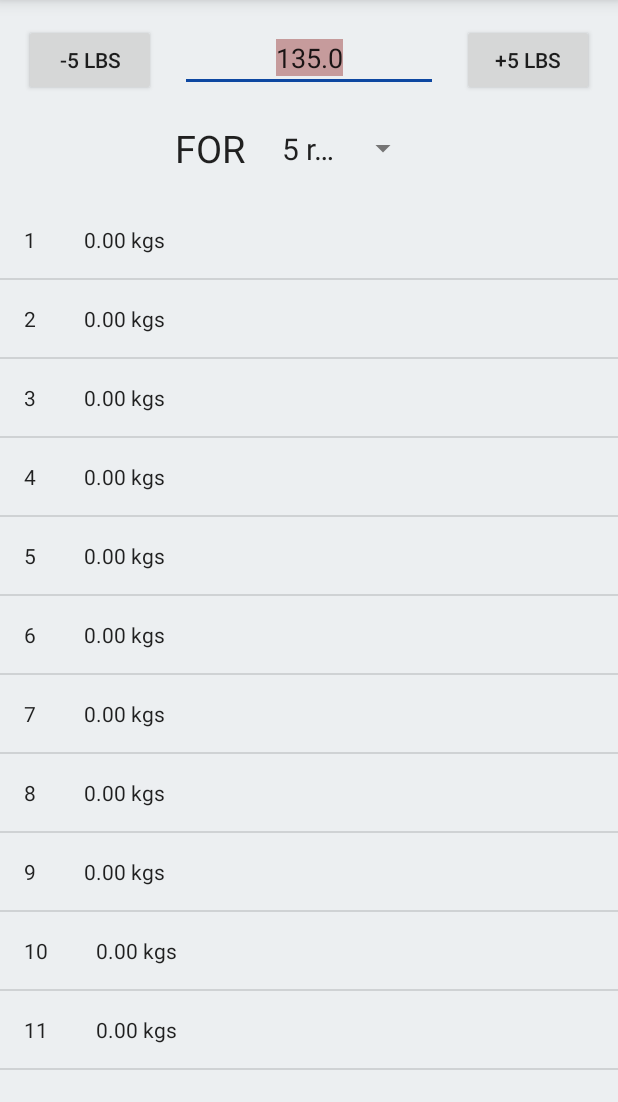
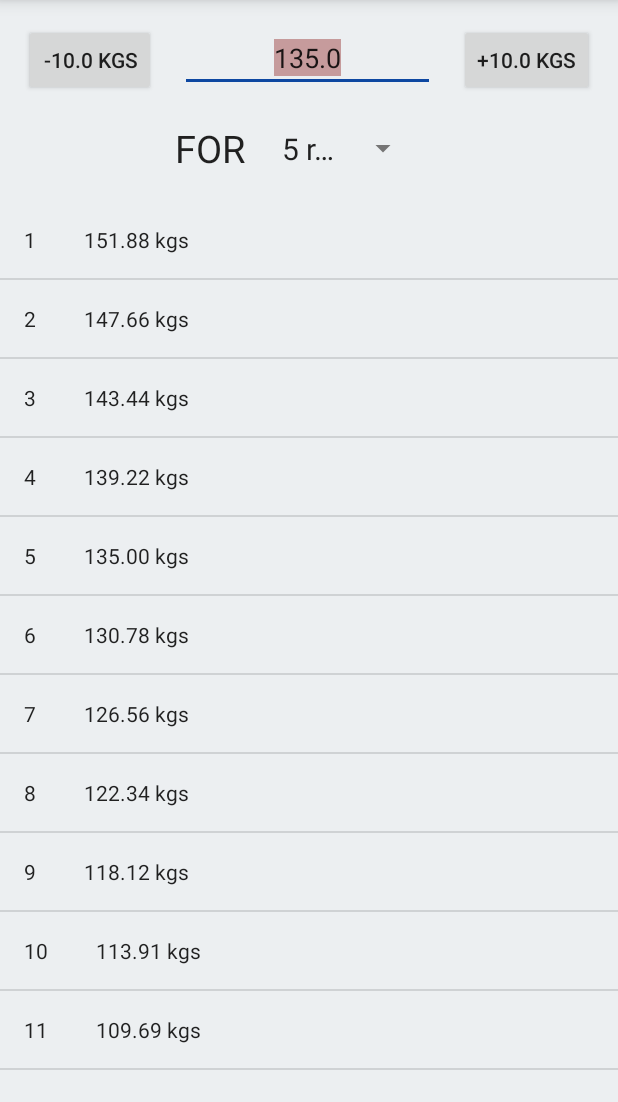
Before and after one commit to btnewton/RepCheck, an Android app: the screen it shows after launch (MainActivity), on a phone screen of 412 x 824 dp, the part 84-1186 px from its top. Run offline under Robolectric (Android 15) with nearby library versions, the phone set to English and light mode, and no system bars; our stand-ins replace AdMob.

Commit message:
Fixed some of the redundant calls to calculate reps Fixed syntax error for Epley formula Fixed OneRepMax bug were max was never assigned so calculation always equalled 0 "Optimized" max calculation by not running calculation if reps=1

```diff
--- a/app/src/main/java/com/example/brandt/repcheck/activities/MaxRepFragment.java
+++ b/app/src/main/java/com/example/brandt/repcheck/activities/MaxRepFragment.java
@@ -34,6 +34,8 @@
 import com.example.brandt.repcheck.models.SetSlot;
 import com.example.brandt.repcheck.models.Unit;
 import com.example.brandt.repcheck.models.calculations.FormulaWrapper;
+import com.example.brandt.repcheck.models.calculations.formulas.BrzyckiFormula;
+import com.example.brandt.repcheck.models.calculations.formulas.OneRepMaxFormula;
 import com.example.brandt.repcheck.models.increments.IncrementFactory;
 import com.example.brandt.repcheck.models.increments.IncrementSet;
 import com.example.brandt.repcheck.util.adapters.StandardRowListAdapter;
@@ -78,11 +80,9 @@
 
         formulaWrapper = new FormulaWrapper(setSlot, getResources().getInteger(R.integer.max_reps));
 
-        SharedPreferences sharedPreferences = PreferenceManager.getDefaultSharedPreferences(getActivity());
-        loadPreferences(sharedPreferences);
-
         formulaWrapper.addObserver(this);
     }
+
 
     @Override
     public void onResume() {
@@ -98,11 +98,23 @@
         SharedPreferences sharedPreferences = PreferenceManager.getDefaultSharedPreferences(getActivity());
         sharedPreferences.registerOnSharedPreferenceChangeListener(listener);
 
-        formulaWrapper.calculateSets();
+        loadPreferences(sharedPreferences);
     }
 
     private void loadPreferences(SharedPreferences sharedPreferences) {
         String unitType = sharedPreferences.getString(getString(R.string.pref_units_key), getString(R.string.pref_units_metric));
+
+        String formulaName = sharedPreferences.getString(getString(R.string.pref_formula_key), getString(R.string.brzycki_formula_value));
+
+        OneRepMaxFormula oneRepMaxFormula;
+
+        try {
+            oneRepMaxFormula = (OneRepMaxFormula) Class.forName("com.example.brandt.repcheck.models.calculations.formulas." + formulaName).getConstructor().newInstance();
+        } catch (Exception e) {
+            oneRepMaxFormula = new BrzyckiFormula();
+        }
+
+        formulaWrapper.setFormula(oneRepMaxFormula);
 
         unit = Unit.newUnitByString(unitType, getActivity());
         formulaWrapper.setUnit(unit);
--- a/app/src/main/java/com/example/brandt/repcheck/models/calculations/FormulaWrapper.java
+++ b/app/src/main/java/com/example/brandt/repcheck/models/calculations/FormulaWrapper.java
@@ -4,10 +4,13 @@
 import com.example.brandt.repcheck.models.Unit;
 import com.example.brandt.repcheck.models.calculations.formulas.BrzyckiFormula;
 import com.example.brandt.repcheck.models.calculations.formulas.OneRepMaxFormula;
+import com.example.brandt.repcheck.util.adapters.IStandardRowItem;
 import com.example.brandt.repcheck.util.adapters.StandardRowItem;
 
 import java.text.DecimalFormat;
 import java.text.NumberFormat;
+import java.util.ArrayList;
+import java.util.List;
 import java.util.Observable;
 
 /**
@@ -18,19 +21,24 @@
     private int reps;
     private double weight;
     private Unit unit;
-    private StandardRowItem[] weightHolders;
+    private List<IStandardRowItem> weightHolders;
     private OneRepMaxFormula oneRepMaxFormula;
+    private final int MAX_REPS;
 
     public FormulaWrapper(SetSlot setSlot, int setRange) {
         this.reps = setSlot.getReps();
         this.weight = setSlot.getWeight();
         unit = Unit.ImperialUnit();
-        weightHolders = new StandardRowItem[setRange];
+        weightHolders = new ArrayList<>(setRange);
+        MAX_REPS = setRange;
         oneRepMaxFormula = new BrzyckiFormula();
     }
 
     public void setFormula(OneRepMaxFormula oneRepMaxFormula) {
-        this.oneRepMaxFormula = oneRepMaxFormula;
+        if (this.oneRepMaxFormula != oneRepMaxFormula) {
+            this.oneRepMaxFormula = oneRepMaxFormula;
+            calculateSets();
+        }
     }
 
     public void update(SetSlot setSlot) {
@@ -60,10 +68,12 @@
 
         oneRepMaxFormula.update(reps, weight);
 
-        for (int i = 0; i < weightHolders.length; i++) {
+        weightHolders = new ArrayList<>(MAX_REPS);
+
+        for (int i = 0; i < MAX_REPS; i++) {
             int reps = i + 1;
             double weight = oneRepMaxFormula.getWeightWeightForReps(reps);
-            weightHolders[i] = new StandardRowItem(0, Integer.toString(reps), formatter.format(weight) + " " + unit.getUnit() + ((weight != 1)? "s" : ""));
+            weightHolders.add(new StandardRowItem(0, Integer.toString(reps), formatter.format(weight) + " " + unit.getUnit() + ((weight != 1) ? "s" : "")));
         }
 
         setChanged();
@@ -74,7 +84,7 @@
         return new DecimalFormat("#0.00");
     }
 
-    public StandardRowItem[] getSets() {
+    public List<IStandardRowItem> getSets() {
         return weightHolders;
     }
 
@@ -86,9 +96,10 @@
         return reps;
     }
 
-
     public void setUnit(Unit unit) {
-        this.unit = unit;
-        calculateSets();
+        if ( ! this.unit.getUnit().equals(unit.getUnit())) {
+            this.unit = unit;
+            calculateSets();
+        }
     }
 }
--- a/app/src/main/java/com/example/brandt/repcheck/models/calculations/formulas/EpleyFormula.java
+++ b/app/src/main/java/com/example/brandt/repcheck/models/calculations/formulas/EpleyFormula.java
@@ -5,15 +5,14 @@
  */
 public class EpleyFormula extends OneRepMaxFormula {
 
-
     @Override
     protected double calculateMax(int reps, double weight) {
-        return weight * (1 + reps / 30);
+        return weight * (1 + (reps / 30));
     }
 
     @Override
     protected double calculateWeightForRep(int reps) {
-        return max / (1 + reps / 30);
+        return max / (1 + (reps / 30));
     }
 
     @Override
--- a/app/src/main/java/com/example/brandt/repcheck/models/calculations/formulas/OneRepMaxFormula.java
+++ b/app/src/main/java/com/example/brandt/repcheck/models/calculations/formulas/OneRepMaxFormula.java
@@ -8,7 +8,11 @@
     protected double max;
 
     public void update(int reps, double weight) {
-        calculateMax(reps, weight);
+        if (reps == 1) {
+            max = weight;
+        } else {
+            max = calculateMax(reps, weight);
+        }
     }
 
     protected abstract double calculateMax(int reps, double weight);
--- a/app/src/main/java/com/example/brandt/repcheck/util/adapters/StandardRowListAdapter.java
+++ b/app/src/main/java/com/example/brandt/repcheck/util/adapters/StandardRowListAdapter.java
@@ -18,7 +18,7 @@
 
     Context mContext;
     LayoutInflater mInflater;
-    IStandardRowItem[] standardRowItems;
+    List<IStandardRowItem> standardRowItems;
     int layout;
 
     public static StandardRowListAdapter newStandardAdapter(Context context, LayoutInflater layoutInflater) {
@@ -38,12 +38,12 @@
 
     @Override
     public int getCount() {
-        return (standardRowItems == null) ? 0 : standardRowItems.length;
+        return (standardRowItems == null) ? 0 : standardRowItems.size();
     }
 
     @Override
     public IStandardRowItem getItem(int position) {
-        return standardRowItems[position];
+        return standardRowItems.get(position);
     }
 
     @Override
@@ -88,15 +88,9 @@
         return convertView;
     }
 
-    public void updateData(IStandardRowItem[] standardRowItems) {
+    public void updateData(List<IStandardRowItem> standardRowItems) {
         // update the adapter's data set
         this.standardRowItems = standardRowItems;
-        notifyDataSetChanged();
-    }
-
-    public void updateData(List<IStandardRowItem> standardRowItems) {
-        // update the adapter's data set
-        this.standardRowItems = (IStandardRowItem[]) standardRowItems.toArray();
         notifyDataSetChanged();
     }
 
--- a/app/src/main/java/com/example/brandt/repcheck/util/database/DataObject.java
+++ b/app/src/main/java/com/example/brandt/repcheck/util/database/DataObject.java
@@ -70,8 +70,9 @@
         Cursor cursor = DBHandler.getReadable(context).query(getTableName(),
                 getColumns(),
                 null, null, null, null, null, null);
-
-        return cursor.getCount();
+        int count = cursor.getCount();
+        cursor.close();
+        return count;
     }
 
     public <T extends DataObject> T find(Context context, int id, T returnType) {
--- a/app/src/main/res/layout/max_rep.xml
+++ b/app/src/main/res/layout/max_rep.xml
@@ -14,7 +14,6 @@
 
         <Button
             android:id="@+id/quick_subtract"
-            android:text="-5 lbs"
             android:layout_width="wrap_content"
             android:layout_height="wrap_content" />
 
@@ -32,7 +31,6 @@
 
         <Button
             android:id="@+id/quick_add"
-            android:text="+5 lbs"
             android:layout_width="wrap_content"
             android:layout_height="wrap_content" />
 
--- a/app/src/main/res/xml/pref_formulas.xml
+++ b/app/src/main/res/xml/pref_formulas.xml
@@ -5,8 +5,8 @@
         android:title="@string/pref_formula_label"
         android:key="@string/pref_formula_key"
         android:defaultValue="@string/brzycki_formula"
-        android:entries="@array/one_rep_max_formula_options"
-        android:entryValues="@array/one_rep_max_formula_options"
+        android:entries="@array/one_rep_max_formula_option_labels"
+        android:entryValues="@array/one_rep_max_formula_option_values"
         />
 
     <Preference
```
Also changed, not shown: app/src/main/java/com/example/brandt/repcheck/activities/barconstruction/BarConstructionDialog.java (+8 -4 lines), app/src/main/res/values/arrays.xml (+16 -1 lines), app/src/main/res/values/strings_activity_settings.xml (+13 -0 lines).
